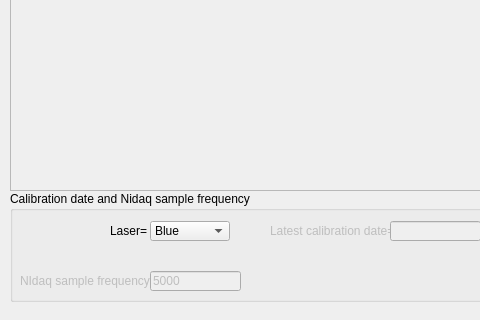
Old version of the form src/foraging_gui/Optogenetics.ui in the repository AllenNeuralDynamics/dynamic-foraging-task; both pictures show x 0 to 480 and y 379 to 699 of the 1416 by 699 pixel window.
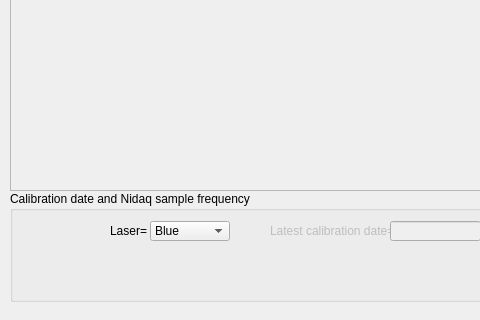
New version of the form.

Commit message: disables opto nidaq sampling frequency

What changed in the file:
```diff
--- a/src/foraging_gui/Optogenetics.ui
+++ b/src/foraging_gui/Optogenetics.ui
@@ -13,38 +13,6 @@
   <property name="windowTitle">
    <string>Optogenetics</string>
   </property>
-  <widget class="QLabel" name="label1">
-   <property name="enabled">
-    <bool>false</bool>
-   </property>
-   <property name="geometry">
-    <rect>
-     <x>20</x>
-     <y>650</y>
-     <width>131</width>
-     <height>20</height>
-    </rect>
-   </property>
-   <property name="text">
-    <string>NIdaq sample frequency=</string>
-   </property>
-  </widget>
-  <widget class="QLineEdit" name="SampleFrequency">
-   <property name="enabled">
-    <bool>false</bool>
-   </property>
-   <property name="geometry">
-    <rect>
-     <x>150</x>
-     <y>650</y>
-     <width>91</width>
-     <height>20</height>
-    </rect>
-   </property>
-   <property name="text">
-    <string>5000</string>
-   </property>
-  </widget>
   <widget class="QLabel" name="label1_20">
    <property name="enabled">
     <bool>false</bool>
```
The commit also changes 1 other file.
